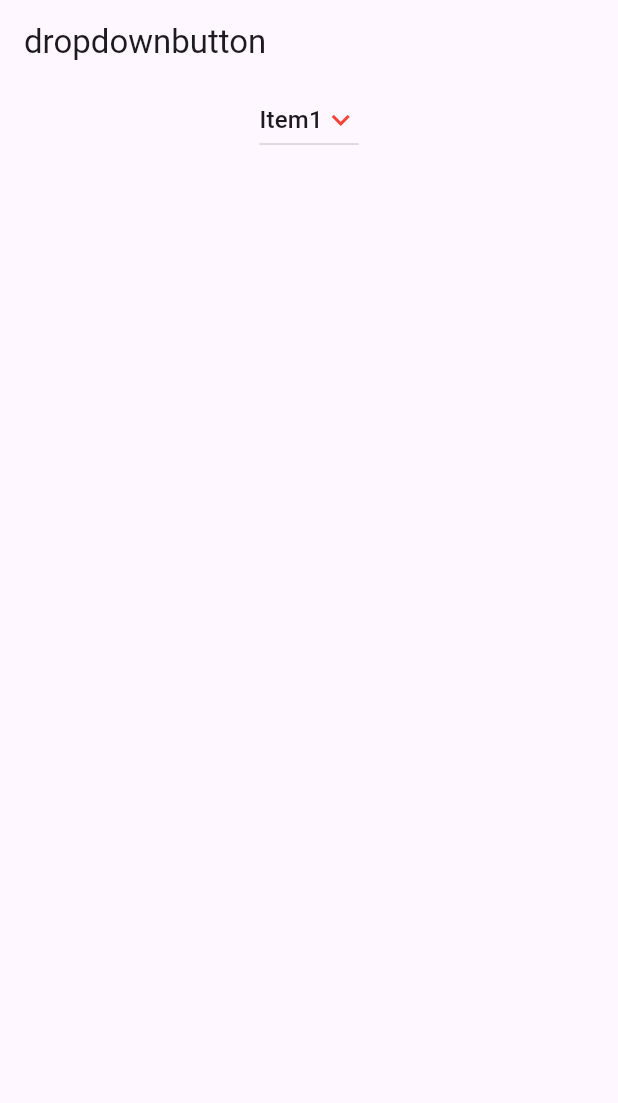
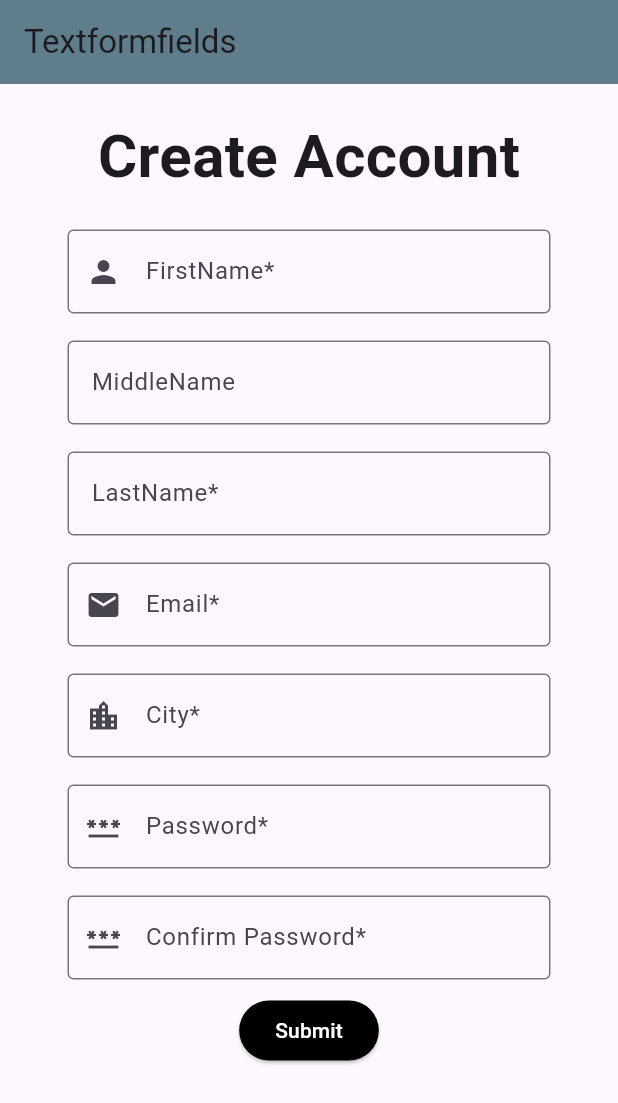
Before and after one commit to Indeshsingh/flutter_intern, a Flutter app: the screen it shows after launch, on a phone screen of 412 x 824 dp. Shown: the top 1103 px of the screen. Run offline on Flutter 3.47's test engine with Material 3 defaults, Android fonts, the phone set to English and light mode, and no system bars; our stand-ins replace shared_preferences.

Commit message:
stored stringlist and retrived it in sharedpreferences

```diff
--- /dev/null
+++ b/lib/day7/form_screen.dart
@@ -0,0 +1,182 @@
+import 'package:flutter/material.dart';
+import 'package:flutter_intern/day8/sharedprefence_screen.dart';
+import 'package:shared_preferences/shared_preferences.dart';
+
+class FormScreen extends StatefulWidget {
+  const FormScreen({super.key});
+
+  @override
+  State<FormScreen> createState() => _FormScreenState();
+}
+
+class _FormScreenState extends State<FormScreen> {
+  final _controllerFirstName = TextEditingController();
+  final _controllerMiddleName = TextEditingController();
+  final _controllerLastName = TextEditingController();
+  final _controllerEmail = TextEditingController();
+  final _controllerCity = TextEditingController();
+  final _controllerPassword = TextEditingController();
+  final _controllerConfirmPassword = TextEditingController();
+
+  String? firstName;
+  String? middleName;
+  String? lastName;
+  String? email;
+  String? city;
+  String? password;
+  String? confirmpassword;
+  // final _formKey = GlobalKey<FormState>();
+  void _saveFormData() async {
+    SharedPreferences prefs = await SharedPreferences.getInstance();
+    List<String> formData = [
+      _controllerFirstName.text,
+      _controllerMiddleName.text,
+      _controllerLastName.text,
+      _controllerEmail.text,
+      _controllerCity.text,
+      _controllerPassword.text,
+      _controllerConfirmPassword.text,
+    ];
+    var data = await prefs.setStringList('formData', formData);
+
+    print(data);
+  }
+
+  @override
+  Widget build(BuildContext context) {
+    return Scaffold(
+      appBar: AppBar(
+        title: const Text('Textformfields'),
+        backgroundColor: Colors.blueGrey,
+      ),
+      body: Padding(
+        padding: const EdgeInsets.only(top: 20.0, right: 45.0, left: 45.0),
+        child: SingleChildScrollView(
+          child: Column(
+            children: [
+              const Text(
+                'Create Account',
+                style: TextStyle(fontSize: 40, fontWeight: FontWeight.bold),
+              ),
+              const SizedBox(
+                height: 20,
+              ),
+              TextFormField(
+                // validator: (value) {
+                //   if (value == null || value.isEmpty) {
+                //     return 'Please enter your firstname';
+                //   }
+                //   return null;
+                // },
+                controller: _controllerFirstName,
+                decoration: const InputDecoration(
+                    prefixIcon: Icon(Icons.person),
+                    border: OutlineInputBorder(),
+                    labelText: 'FirstName*'),
+              ),
+              const SizedBox(
+                height: 18,
+              ),
+              TextFormField(
+                controller: _controllerMiddleName,
+                decoration: const InputDecoration(
+                    border: OutlineInputBorder(), labelText: 'MiddleName'),
+              ),
+              const SizedBox(
+                height: 18,
+              ),
+              TextFormField(
+                controller: _controllerLastName,
+                decoration: const InputDecoration(
+                    border: OutlineInputBorder(), labelText: 'LastName*'),
+              ),
+              const SizedBox(
+                height: 18,
+              ),
+              TextFormField(
+                controller: _controllerEmail,
+                decoration: const InputDecoration(
+                    prefixIcon: Icon(Icons.email),
+                    border: OutlineInputBorder(),
+                    labelText: 'Email*'),
+              ),
+              const SizedBox(
+                height: 18,
+              ),
+              TextFormField(
+                controller: _controllerCity,
+                decoration: const InputDecoration(
+                  prefixIcon: Icon(Icons.location_city_outlined),
+                  border: OutlineInputBorder(),
+                  labelText: 'City*',
+                ),
+              ),
+              const SizedBox(
+                height: 18,
+              ),
+              TextFormField(
+                controller: _controllerPassword,
+                decoration: const InputDecoration(
+                  prefixIcon: Icon(Icons.password),
+                  border: OutlineInputBorder(),
+                  labelText: 'Password*',
+                ),
+              ),
+              const SizedBox(
+                height: 18,
+              ),
+              TextFormField(
+                controller: _controllerConfirmPassword,
+                decoration: const InputDecoration(
+                  prefixIcon: Icon(Icons.password),
+                  border: OutlineInputBorder(),
+                  labelText: 'Confirm Password*',
+                ),
+              ),
+              const SizedBox(
+                height: 10,
+              ),
+              ElevatedButton(
+                style: const ButtonStyle(
+                    backgroundColor: WidgetStatePropertyAll(Colors.black)),
+                onPressed: () {
+                  // if (_formKey.currentState!.validate()) {
+                  //   ScaffoldMessenger.of(context).showSnackBar(
+                  //       const SnackBar(content: Text('Processing Data')));
+                  // }
+                  setState(() {
+                    firstName = _controllerFirstName.text;
+                    middleName = _controllerMiddleName.text;
+                    lastName = _controllerLastName.text;
+                    email = _controllerEmail.text;
+                    city = _controllerCity.text;
+                    password = _controllerPassword.text;
+                    confirmpassword = _controllerConfirmPassword.text;
+                  });
+                  _saveFormData();
+                  Navigator.push(
+                      context,
+                      MaterialPageRoute(
+                          builder: (context) => const SharedprefenceScreen()));
+                },
+                child: const Text(
+                  'Submit',
+                  style: TextStyle(color: Colors.white),
+                ),
+              ),
+              const SizedBox(
+                height: 10,
+              ),
+              // Text(
+              //   'FullName:$firstName $middleName $lastName,',
+              // ),
+              // Text('Email:$email'),
+              // Text('City:$city'),
+              // Text('Password:$confirmpassword')
+            ],
+          ),
+        ),
+      ),
+    );
+  }
+}
--- a/lib/main.dart
+++ b/lib/main.dart
@@ -6,6 +6,8 @@ import 'package:flutter_intern/day4/contact_screen.dart';
 import 'package:flutter_intern/day4/home_screen.dart';
 import 'package:flutter_intern/day5/day5_screen.dart';
 import 'package:flutter_intern/day5/dropdown_screen.dart';
+import 'package:flutter_intern/day7/form_screen.dart';
+import 'package:flutter_intern/day8/sharedprefence_screen.dart';
 
 void main() {
   runApp(const MyApp());
@@ -19,7 +21,7 @@ class MyApp extends StatelessWidget {
     return const MaterialApp(
       debugShowCheckedModeBanner: false,
       // title: 'Homepage',
-      home: DropdownScreen(),
+      home: FormScreen(),
     );
   }
 }
--- a/pubspec.yaml
+++ b/pubspec.yaml
@@ -35,6 +35,7 @@ dependencies:
   # The following adds the Cupertino Icons font to your application.
   # Use with the CupertinoIcons class for iOS style icons.
   cupertino_icons: ^1.0.6
+  shared_preferences: ^2.3.0
 
 dev_dependencies:
   flutter_test:
```
Also changed, not shown: lib/day6/dropdown1_screen.dart (added, +96 -0 lines), lib/day8/sharedprefence_screen.dart (added, +80 -0 lines), pubspec.lock, 1 other file.
